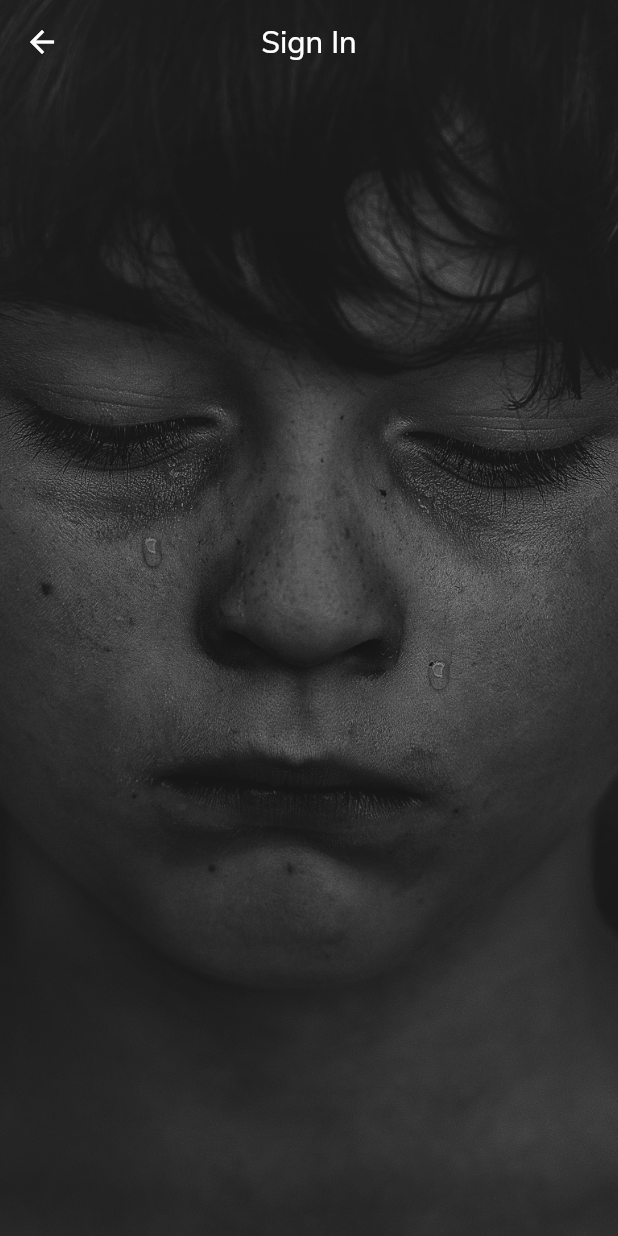
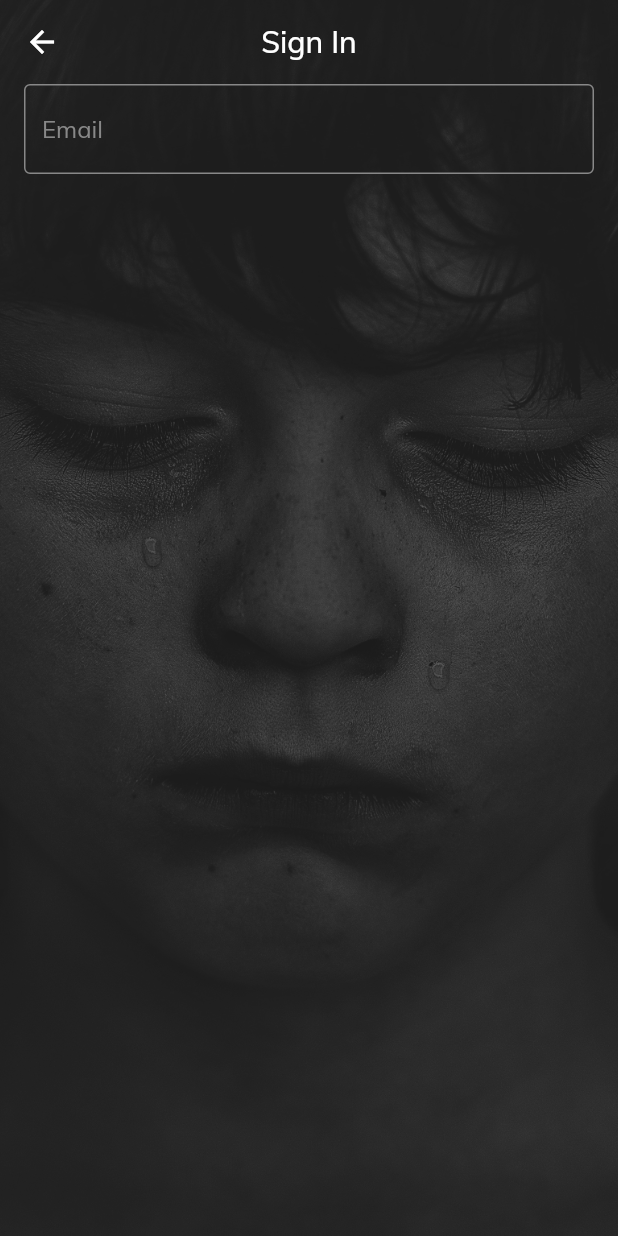
Before and after one commit to VishnuDileesh/BringMeBack-FlutterUIPractice, a Flutter app: the screen it shows after launch, after a tap on "GET STARTED", on a phone screen of 412 x 824 dp. Run offline on Flutter 3.47's test engine with Material 2 defaults, Android fonts, the phone set to English and light mode, and no system bars.

Commit message:
Add Email input button Sign In Screen

```diff
--- a/lib/screens/signin.dart
+++ b/lib/screens/signin.dart
@@ -36,7 +36,38 @@ class SignIn extends StatelessWidget{
 							child: Column(
 							children: <Widget>[
 
+								TextField(
+									style: TextStyle(
+										color: Color(0xff888888),
+									),
+									keyboardType: TextInputType.emailAddress,
+									decoration: InputDecoration(
+										hintText: "Email",
+										hintStyle: TextStyle(
+											color: Color(0xff888888),
+										),
 
+										enabledBorder: OutlineInputBorder(
+											borderSide: BorderSide(
+												color: Color(0xff888888),
+											),
+										),
+
+										focusedBorder: OutlineInputBorder(
+											borderSide: BorderSide(
+												color: Color(0xff888888),
+											),
+										),
+
+										focusedErrorBorder: OutlineInputBorder(
+											borderSide: BorderSide(
+												color: Color(0xff888888),
+											),
+										),
+
+
+									),
+								),
 
 							],
 						),
--- a/lib/widgets/bgfullscreen.dart
+++ b/lib/widgets/bgfullscreen.dart
@@ -8,7 +8,7 @@ class BGFullScreen extends StatelessWidget{
 		Size size = MediaQuery.of(context).size;
 
 		return ColorFiltered(
-					colorFilter: ColorFilter.mode(Colors.grey[900].withOpacity(0.4), BlendMode.srcOver),
+					colorFilter: ColorFilter.mode(Colors.grey.shade900.withOpacity(0.7), BlendMode.srcOver),
 					child: Center(
 						child: Image.asset(
 							'assets/images/bg-image.jpg',
```
